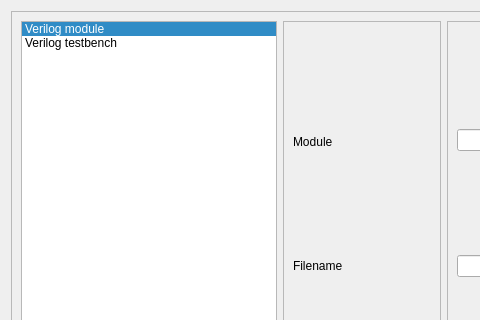
libresilicon/qtflow, file new.ui: the form before one commit; both pictures show x 0 to 480 and y 0 to 320 of the 625 by 436 pixel window.
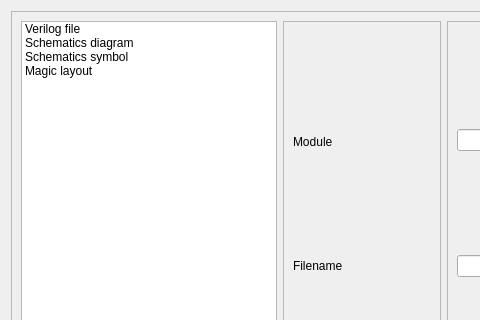
The form after the commit.

```diff
--- a/new.ui
+++ b/new.ui
@@ -26,16 +26,26 @@
       <item>
        <widget class="QListWidget" name="listWidget">
         <property name="currentRow">
-         <number>0</number>
+         <number>-1</number>
         </property>
         <item>
          <property name="text">
-          <string>Verilog module</string>
+          <string>Verilog file</string>
          </property>
         </item>
         <item>
          <property name="text">
-          <string>Verilog testbench</string>
+          <string>Schematics diagram</string>
+         </property>
+        </item>
+        <item>
+         <property name="text">
+          <string>Schematics symbol</string>
+         </property>
+        </item>
+        <item>
+         <property name="text">
+          <string>Magic layout</string>
          </property>
         </item>
        </widget>
```
